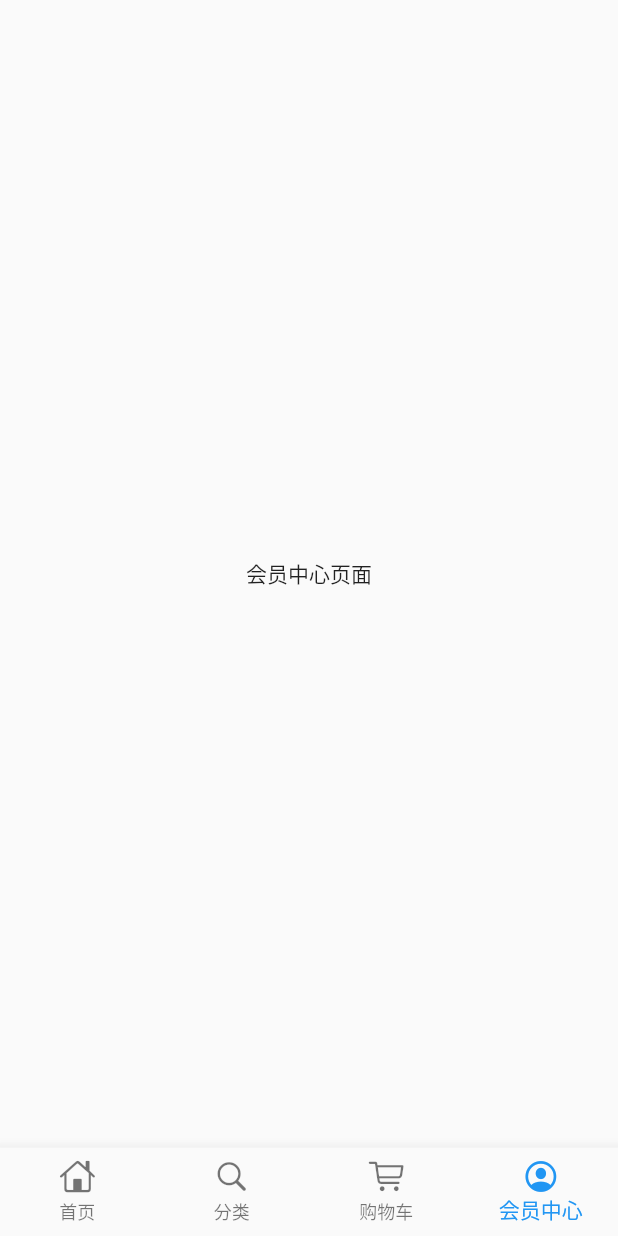
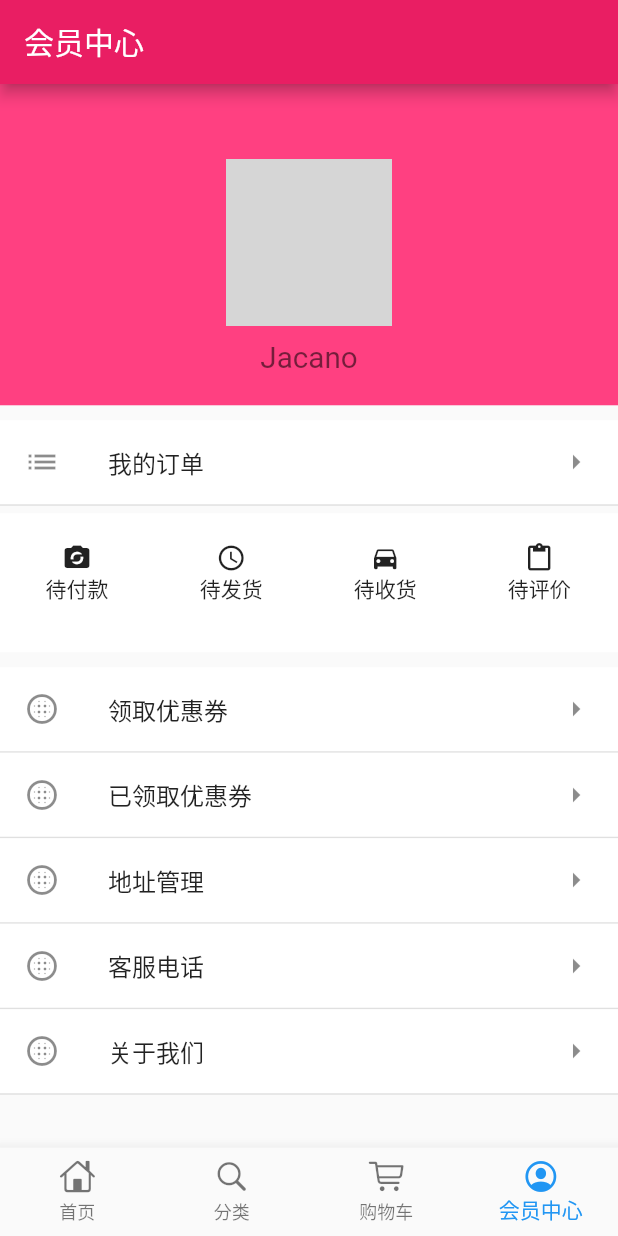
Before and after one commit to Jcanno/flutter_shop, a Flutter app: the screen it shows after launch, item 4 of the bottom bar chosen, on a phone screen of 412 x 824 dp. Run offline on Flutter 3.47's test engine with Material 2 defaults, Android fonts, the phone set to English and light mode, and no system bars; our stand-ins replace decimal, dio, fluro, flutter_easyrefresh, flutter_html, flutter_screenutil and 3 more; network calls fail; statements that could not run were skipped; grey boxes are pictures that could not be loaded.

Commit message:
feat:add member

```diff
--- a/lib/pages/member_page.dart
+++ b/lib/pages/member_page.dart
@@ -1,4 +1,5 @@
 import 'package:flutter/material.dart';
+import 'package:flutter_screenutil/screenutil.dart';
 
 class MemberPage extends StatelessWidget {
   const MemberPage({Key key}) : super(key: key);
@@ -6,8 +7,166 @@ class MemberPage extends StatelessWidget {
   @override
   Widget build(BuildContext context) {
     return Scaffold(
-      body: (
-        Center(child: Text('会员中心页面'),)
+      appBar: AppBar(
+        title: Text('会员中心'),
+      ),
+      body: ListView(
+        children: <Widget>[
+          _topHeader(),
+          _orderTitle(),
+          _orderType(),
+          _actionList()
+        ],
+      )
+    );
+  }
+
+  Widget _topHeader() {
+    return Container(
+      width: ScreenUtil().setWidth(750),
+      padding: EdgeInsets.all(20),
+      color: Colors.pinkAccent,
+      child: Column(
+        children: <Widget>[
+          Container(
+            margin: EdgeInsets.only(top: 30),
+            child: ClipOval(
+              child: Image.network(
+                'https://avatars2.githubusercontent.com/u/34361691?s=460&u=4db7585b5335532bb279fece46e6d4545c606d70&v=4',
+                height: ScreenUtil().setHeight(180),
+                // width: ScreenUtil().setWidth(100),
+              ),
+            ),
+          ),
+          Container(
+            margin: EdgeInsets.only(top: 10),
+            child: Text(
+              'Jacano',
+              style: TextStyle(
+                fontSize: ScreenUtil().setSp(36),
+                color: Colors.black54
+              ),
+            ),
+          )
+        ],
+      ),
+    );
+  }
+
+  Widget _orderTitle() {
+    return Container(
+      margin: EdgeInsets.only(top: 10.0),
+      decoration: BoxDecoration(
+        color: Colors.white,
+        border: Border(
+          bottom: BorderSide(
+            width: 1,
+            color: Colors.black12
+          )
+        )
+      ),
+      child: ListTile(
+        leading: Icon(
+          Icons.list
+        ),
+        title: Text('我的订单'),
+        trailing: Icon(Icons.arrow_right),
+      ),
+    );
+  }
+
+  Widget _orderType() {
+    return Container(
+      margin: EdgeInsets.only(top: 5),
+      width: ScreenUtil().setWidth(750),
+      height: ScreenUtil().setHeight(150),
+      padding: EdgeInsets.only(top: 20),
+      color: Colors.white,
+      child: Row(
+        children: <Widget>[
+          Container(
+            width: ScreenUtil().setWidth(187),
+            child: Column(
+              children: <Widget>[
+                Icon(
+                  Icons.party_mode,
+                  size: 20,
+                ),
+                Text('待付款')
+              ],
+            )
+          ),
+          Container(
+            width: ScreenUtil().setWidth(187),
+            child: Column(
+              children: <Widget>[
+                Icon(
+                  Icons.query_builder,
+                  size: 20,
+                ),
+                Text('待发货')
+              ],
+            )
+          ),
+          Container(
+            width: ScreenUtil().setWidth(187),
+            child: Column(
+              children: <Widget>[
+                Icon(
+                  Icons.directions_car,
+                  size: 20,
+                ),
+                Text('待收货')
+              ],
+            )
+          ),
+          Container(
+            width: ScreenUtil().setWidth(187),
+            child: Column(
+              children: <Widget>[
+                Icon(
+                  Icons.content_paste,
+                  size: 20,
+                ),
+                Text('待评价')
+              ],
+            )
+          ),
+        ],
+      ),
+    );
+  }
+
+  Widget _myListTitle(String title) {
+    return Container(
+      decoration: BoxDecoration(
+        color: Colors.white,
+        border: Border(
+          bottom: BorderSide(
+            width: 1,
+            color: Colors.black12
+          )
+        )
+      ),
+      child: ListTile(
+        leading: Icon(Icons.blur_circular),
+        title: Text(title),
+        trailing: Icon(Icons.arrow_right),
+      ),
+    );
+  }
+
+  Widget _actionList() {
+    return Container(
+      margin: EdgeInsets.only(top: 10),
+      child: Column(
+        children: <Widget>[
+          _myListTitle('领取优惠券'),
+          _myListTitle('已领取优惠券'),
+          _myListTitle('地址管理'),
+          _myListTitle('客服电话'),
+          _myListTitle('关于我们'),
+        ],
       ),
     );
   }
```
